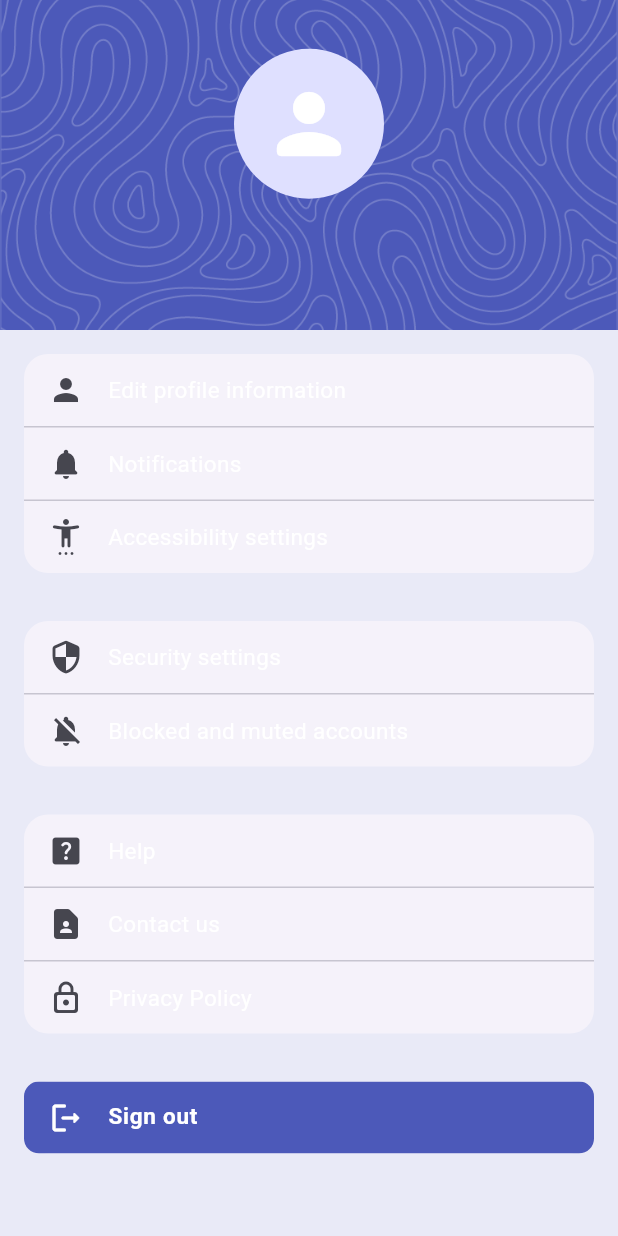
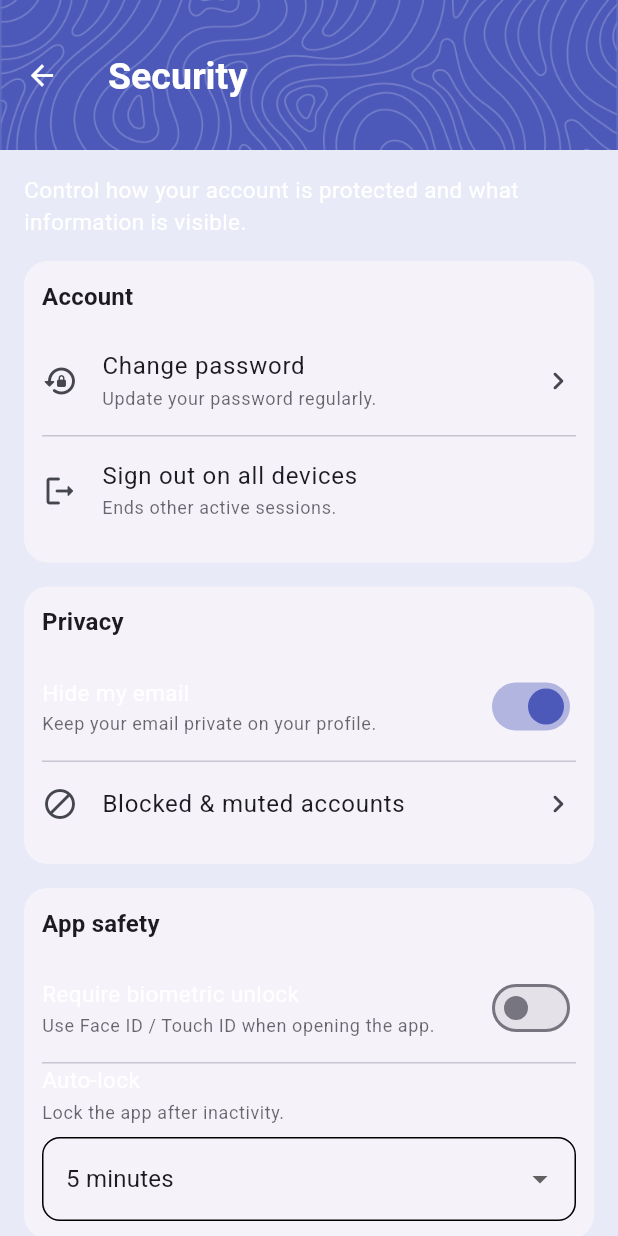
Before and after one commit to katie-allen2004/pathway, a Flutter app: the ProfilePage screen opened directly, after a tap on "Security settings", on a phone screen of 412 x 824 dp. Run offline on Flutter 3.47's test engine with Material 3 defaults, Android fonts, the phone set to English and light mode, and no system bars; our stand-ins replace google_fonts, image_picker, supabase_flutter; accounts and stored records are empty.

Commit message:
Security Settings UI
- Added security_settings_page.dart
- Added SettingsSwitchRow and SettingsDropdownRow widgets in settings_tile.dart
- Routed profile_page.dart to security_settings_page.dart

```diff
--- a/pathway/lib/core/widgets/settings/settings_tile.dart
+++ b/pathway/lib/core/widgets/settings/settings_tile.dart
@@ -176,3 +176,84 @@ class ThemeModeSegmented extends StatelessWidget {
     );
   }
 }
+
+/// Simple reusable rows
+class SettingsSwitchRow extends StatelessWidget {
+  final String title;
+  final String? subtitle;
+  final bool value;
+  final ValueChanged<bool> onChanged;
+
+  const SettingsSwitchRow({
+    super.key,
+    required this.title,
+    required this.value,
+    required this.onChanged,
+    this.subtitle,
+  });
+
+  @override
+  Widget build(BuildContext context) {
+    final theme = Theme.of(context);
+    final cs = theme.colorScheme;
+
+    return SwitchListTile(
+      contentPadding: EdgeInsets.zero,
+      title: Text(title, style: theme.textTheme.bodyMedium),
+      subtitle: subtitle == null
+          ? null
+          : Text(
+              subtitle!,
+              style: theme.textTheme.bodySmall?.copyWith(
+                color: cs.onSurface.withValues(alpha: 0.65),
+              ),
+            ),
+      value: value,
+      onChanged: onChanged,
+    );
+  }
+}
+
+class SettingsDropdownRow<T> extends StatelessWidget {
+  final String title;
+  final String? subtitle;
+  final T value;
+  final List<DropdownMenuItem<T>> items;
+  final ValueChanged<T?> onChanged;
+
+  const SettingsDropdownRow({
+    super.key,
+    required this.title,
+    required this.value,
+    required this.items,
+    required this.onChanged,
+    this.subtitle,
+  });
+
+  @override
+  Widget build(BuildContext context) {
+    final theme = Theme.of(context);
+    final cs = theme.colorScheme;
+
+    return Column(
+      crossAxisAlignment: CrossAxisAlignment.start,
+      children: [
+        Text(title, style: theme.textTheme.bodyMedium),
+        if (subtitle != null) ...[
+          const SizedBox(height: 4),
+          Text(
+            subtitle!,
+            style: theme.textTheme.bodySmall?.copyWith(color: cs.onSurface.withValues(alpha: 0.65)),
+          ),
+        ],
+        const SizedBox(height: 8),
+        DropdownButtonFormField<T>(
+          value: value,
+          items: items,
+          onChanged: onChanged,
+          decoration: const InputDecoration(),
+        ),
+      ],
+    );
+  }
+}
--- a/pathway/lib/features/profile/presentation/pages/profile_page.dart
+++ b/pathway/lib/features/profile/presentation/pages/profile_page.dart
@@ -6,6 +6,7 @@ import 'package:pathway/core/routing/app_router.dart';
 import 'edit_profile_information_page.dart';
 import 'notification_settings_page.dart';
 import 'accessibility_settings_page.dart';
+import 'security_settings_page.dart';
 import 'package:pathway/features/auth/presentation/login_screen.dart';
 
 class ProfilePage extends StatefulWidget {
@@ -179,8 +180,9 @@ class _ProfilePageState extends State<ProfilePage> {
               // Security section
               TileSection(
                 tiles: [
-                  TileInstance(icon: Icons.security_rounded, title: 'Security settings', onTap: () {
-                    // TODO: Implement security settings page
+                  TileInstance(icon: Icons.security_rounded, title: 'Security settings', onTap: () async{
+                    final changes = await routePage(context, const SecuritySettingsPage());
+                    if (changes == true) _refresh();
                   }),
                   TileInstance(icon: Icons.notifications_off_rounded, title: 'Blocked and muted accounts', onTap: () {
                     // TODO: Implement blocked/muted accounts page
--- /dev/null
+++ b/pathway/lib/features/profile/presentation/pages/security_settings_page.dart
@@ -0,0 +1,227 @@
+import 'package:flutter/material.dart';
+import 'package:pathway/core/theme/theme.dart';
+import 'package:pathway/core/widgets/widgets.dart';
+// import 'package:supabase_flutter/supabase_flutter.dart'; // if you later wire actions
+
+class SecuritySettingsPage extends StatefulWidget {
+  const SecuritySettingsPage({super.key});
+
+  @override
+  State<SecuritySettingsPage> createState() => _SecuritySettingsPageState();
+}
+
+enum AutoLockOption { never, oneMin, fiveMin, fifteenMin }
+
+class _SecuritySettingsPageState extends State<SecuritySettingsPage> {
+  // UI state (later: load/save)
+  bool hideEmail = true;
+  bool biometricLock = false;
+  AutoLockOption autoLock = AutoLockOption.fiveMin;
+
+  Future<void> _confirmAndDeleteAccount() async {
+    final ok = await showDialog<bool>(
+      context: context,
+      builder: (ctx) => AlertDialog(
+        title: const Text('Delete account?'),
+        content: const Text(
+          'This will permanently delete your account and data. This action cannot be undone.',
+        ),
+        actions: [
+          TextButton(onPressed: () => Navigator.pop(ctx, false), child: const Text('Cancel')),
+          FilledButton(
+            onPressed: () => Navigator.pop(ctx, true),
+            child: const Text('Delete'),
+          ),
+        ],
+      ),
+    );
+
+    if (ok != true || !mounted) return;
+
+    ScaffoldMessenger.of(context).showSnackBar(
+      const SnackBar(content: Text('Delete account: TODO')),
+    );
+  }
+
+  Future<void> _signOutAllDevices() async {
+    // TODO: wire up later (Supabase session revocation strategy)
+    ScaffoldMessenger.of(context).showSnackBar(
+      const SnackBar(content: Text('Sign out everywhere: TODO')),
+    );
+  }
+
+  @override
+  Widget build(BuildContext context) {
+    final theme = Theme.of(context);
+    final cs = theme.colorScheme;
+
+    return Scaffold(
+      appBar: PathwayAppBar(
+        height: 100,
+        centertitle: false,
+        title: Padding(
+          padding: const EdgeInsets.only(top: 2),
+          child: Text('Security', style: theme.appBarTheme.titleTextStyle),
+        ),
+      ),
+      body: SafeArea(
+        child: ListView(
+          padding: AppSpacing.page,
+          children: [
+            Text(
+              'Control how your account is protected and what information is visible.',
+              style: theme.textTheme.bodyMedium,
+            ),
+            const SizedBox(height: 16),
+
+            // Account section
+            Card(
+              child: Padding(
+                padding: AppSpacing.cardPadding,
+                child: Column(
+                  crossAxisAlignment: CrossAxisAlignment.start,
+                  children: [
+                    Text('Account', style: theme.textTheme.titleMedium?.copyWith(fontWeight: FontWeight.w700)),
+                    const SizedBox(height: 8),
+
+                    ListTile(
+                      contentPadding: EdgeInsets.zero,
+                      leading: const Icon(Icons.lock_reset_rounded),
+                      title: const Text('Change password'),
+                      subtitle: Text(
+                        'Update your password regularly.',
+                        style: theme.textTheme.bodySmall?.copyWith(
+                          color: cs.onSurface.withValues(alpha: 0.65),
+                        ),
+                      ),
+                      trailing: const Icon(Icons.chevron_right_rounded),
+                      onTap: () {
+                        // Route to EditProfilePage and scroll to password section
+                        Navigator.of(context).pop(); // or route to your page
+                      },
+                    ),
+
+                    const Divider(height: 1),
+
+                    ListTile(
+                      contentPadding: EdgeInsets.zero,
+                      leading: const Icon(Icons.logout_rounded),
+                      title: const Text('Sign out on all devices'),
+                      subtitle: Text(
+                        'Ends other active sessions.',
+                        style: theme.textTheme.bodySmall?.copyWith(
+                          color: cs.onSurface.withValues(alpha: 0.65),
+                        ),
+                      ),
+                      onTap: _signOutAllDevices,
+                    ),
+                  ],
+                ),
+              ),
+            ),
+
+            const SizedBox(height: 16),
+
+            // Privacy section
+            Card(
+              child: Padding(
+                padding: AppSpacing.cardPadding,
+                child: Column(
+                  crossAxisAlignment: CrossAxisAlignment.start,
+                  children: [
+                    Text('Privacy', style: theme.textTheme.titleMedium?.copyWith(fontWeight: FontWeight.w700)),
+                    const SizedBox(height: 8),
+
+                    SettingsSwitchRow(
+                      title: 'Hide my email',
+                      subtitle: 'Keep your email private on your profile.',
+                      value: hideEmail,
+                      onChanged: (v) => setState(() => hideEmail = v),
+                    ),
+
+                    const Divider(height: 1),
+
+                    ListTile(
+                      contentPadding: EdgeInsets.zero,
+                      leading: const Icon(Icons.block_rounded),
+                      title: const Text('Blocked & muted accounts'),
+                      trailing: const Icon(Icons.chevron_right_rounded),
+                      onTap: () {
+                        // TODO: route to blocked/muted page (even placeholder)
+                      },
+                    ),
+                  ],
+                ),
+              ),
+            ),
+
+            const SizedBox(height: 16),
+
+            // App safety section
+            Card(
+              child: Padding(
+                padding: AppSpacing.cardPadding,
+                child: Column(
+                  crossAxisAlignment: CrossAxisAlignment.start,
+                  children: [
+                    Text('App safety', style: theme.textTheme.titleMedium?.copyWith(fontWeight: FontWeight.w700)),
+                    const SizedBox(height: 8),
+
+                    SettingsSwitchRow(
+                      title: 'Require biometric unlock',
+                      subtitle: 'Use Face ID / Touch ID when opening the app.',
+                      value: biometricLock,
+                      onChanged: (v) => setState(() => biometricLock = v),
+                    ),
+
+                    const Divider(height: 1),
+
+                    SettingsDropdownRow<AutoLockOption>(
+                      title: 'Auto-lock',
+                      subtitle: 'Lock the app after inactivity.',
+                      value: autoLock,
+                      items: const [
+                        DropdownMenuItem(value: AutoLockOption.never, child: Text('Never')),
+                        DropdownMenuItem(value: AutoLockOption.oneMin, child: Text('1 minute')),
+                        DropdownMenuItem(value: AutoLockOption.fiveMin, child: Text('5 minutes')),
+                        DropdownMenuItem(value: AutoLockOption.fifteenMin, child: Text('15 minutes')),
+                      ],
+                      onChanged: (v) => setState(() => autoLock = v ?? autoLock),
+                    ),
+                  ],
+                ),
+              ),
+            ),
+
+            const SizedBox(height: 16),
+
+            // Danger zone
+            Card(
+              child: Padding(
+                padding: AppSpacing.cardPadding,
+                child: Column(
+                  crossAxisAlignment: CrossAxisAlignment.start,
+                  children: [
+                    Text('Danger zone', style: theme.textTheme.titleMedium?.copyWith(fontWeight: FontWeight.w700)),
+                    const SizedBox(height: 8),
+
+                    ListTile(
+                      contentPadding: EdgeInsets.zero,
+                      leading: Icon(Icons.delete_forever_rounded, color: cs.error),
+                      title: Text('Delete account', style: TextStyle(color: cs.error, fontWeight: FontWeight.w700)),
+                      subtitle: Text(
+                        'Permanently delete your account.',
+                        style: theme.textTheme.bodySmall?.copyWith(color: cs.onSurface.withValues(alpha: .65)),
+                      ),
+                      onTap: _confirmAndDeleteAccount,
+                    ),
+                  ],
+                ),
+              ),
+            ),
+          ],
+        ),
+      ),
+    );
+  }
+}
```
